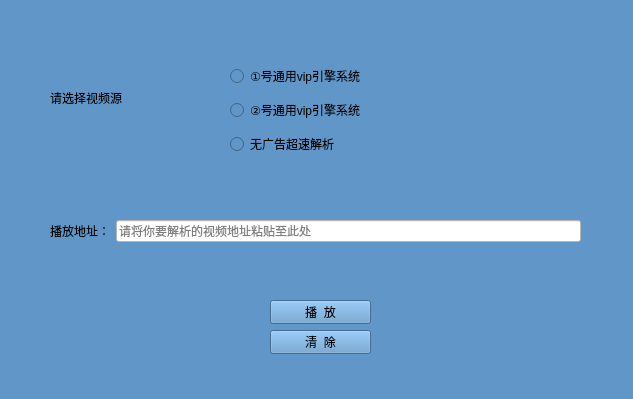
Before: the Qt Designer form vip电影解析/vip.ui in lostboy110/-, drawn with Qt 5.
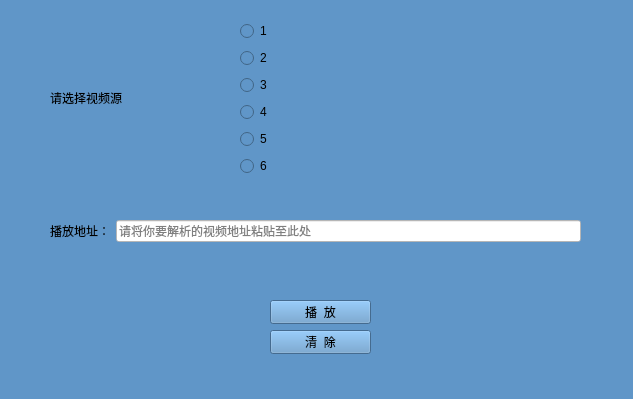
After: the same form once the commit is applied. Icons and pictures are not drawn.

The edit to the form file:
```diff
--- a/vip电影解析/vip.ui
+++ b/vip电影解析/vip.ui
@@ -60,39 +60,6 @@
      <string>请选择视频源</string>
     </property>
    </widget>
-   <widget class="QWidget" name="layoutWidget">
-    <property name="geometry">
-     <rect>
-      <x>230</x>
-      <y>60</y>
-      <width>208</width>
-      <height>101</height>
-     </rect>
-    </property>
-    <layout class="QVBoxLayout" name="verticalLayout">
-     <item>
-      <widget class="QRadioButton" name="radioButton">
-       <property name="text">
-        <string>①号通用vip引擎系统</string>
-       </property>
-      </widget>
-     </item>
-     <item>
-      <widget class="QRadioButton" name="radioButton_2">
-       <property name="text">
-        <string>②号通用vip引擎系统</string>
-       </property>
-      </widget>
-     </item>
-     <item>
-      <widget class="QRadioButton" name="radioButton_3">
-       <property name="text">
-        <string>无广告超速解析</string>
-       </property>
-      </widget>
-     </item>
-    </layout>
-   </widget>
    <widget class="QWidget" name="layoutWidget">
     <property name="geometry">
      <rect>
@@ -138,6 +105,60 @@
      </item>
     </layout>
    </widget>
+   <widget class="QWidget" name="">
+    <property name="geometry">
+     <rect>
+      <x>240</x>
+      <y>20</y>
+      <width>181</width>
+      <height>161</height>
+     </rect>
+    </property>
+    <layout class="QVBoxLayout" name="verticalLayout">
+     <item>
+      <widget class="QRadioButton" name="radioButton">
+       <property name="text">
+        <string>1</string>
+       </property>
+      </widget>
+     </item>
+     <item>
+      <widget class="QRadioButton" name="radioButton_2">
+       <property name="text">
+        <string>2</string>
+       </property>
+      </widget>
+     </item>
+     <item>
+      <widget class="QRadioButton" name="radioButton_3">
+       <property name="text">
+        <string>3</string>
+       </property>
+      </widget>
+     </item>
+     <item>
+      <widget class="QRadioButton" name="radioButton_4">
+       <property name="text">
+        <string>4</string>
+       </property>
+      </widget>
+     </item>
+     <item>
+      <widget class="QRadioButton" name="radioButton_5">
+       <property name="text">
+        <string>5</string>
+       </property>
+      </widget>
+     </item>
+     <item>
+      <widget class="QRadioButton" name="radioButton_6">
+       <property name="text">
+        <string>6</string>
+       </property>
+      </widget>
+     </item>
+    </layout>
+   </widget>
   </widget>
   <widget class="QMenuBar" name="menubar">
    <property name="geometry">
```
Left out of the diff: 2 changed lines with no effect on the pictures.
